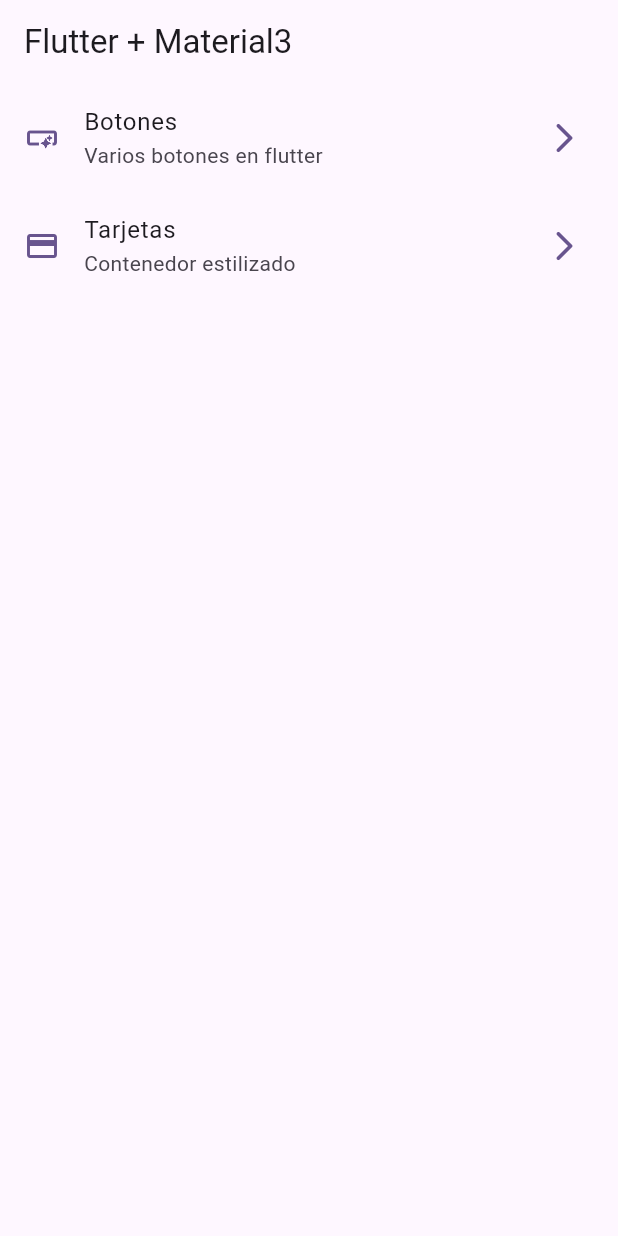
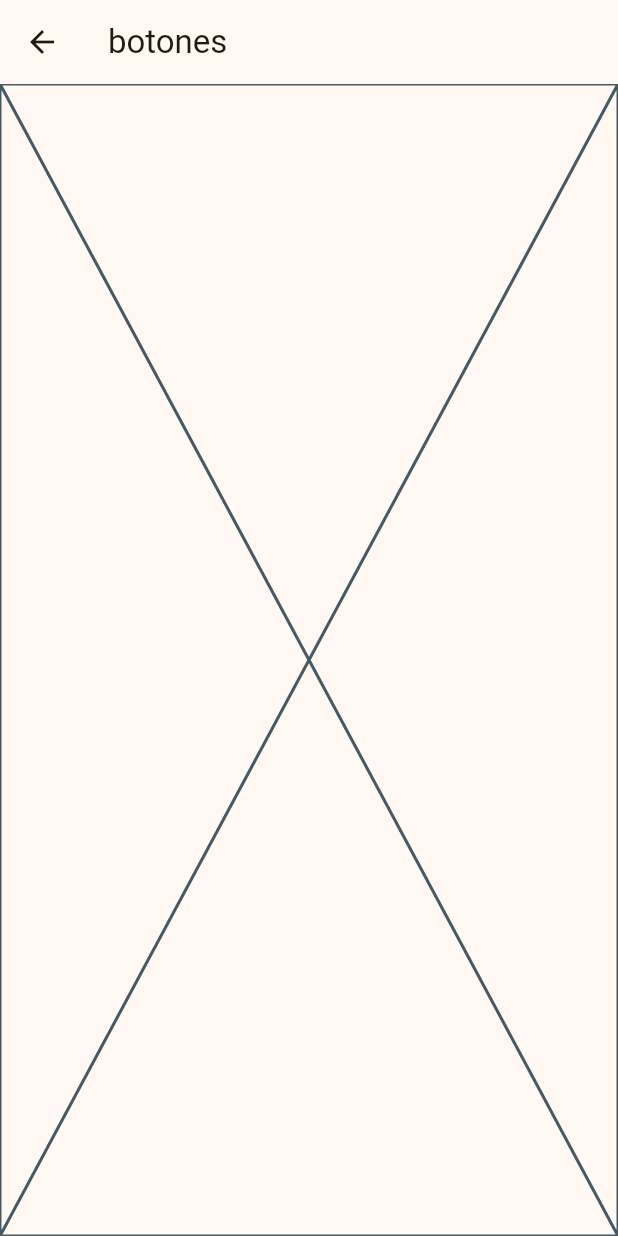
Before and after one commit to memo-hn/widgets_app, a Flutter app: the screen it shows after launch, after a tap on "Botones", on a phone screen of 412 x 824 dp. Run offline on Flutter 3.47's test engine with Material 2 defaults, Android fonts, the phone set to English and light mode, and no system bars.

Commit message:
Menu con navigator

```diff
--- a/lib/main.dart
+++ b/lib/main.dart
@@ -13,8 +13,7 @@ class MainApp extends StatelessWidget {
   Widget build(BuildContext context) {
     return MaterialApp(
       debugShowCheckedModeBanner: false,
-      theme: AppTheme(selectedColor: 5).getTheme(),
-
+      theme: AppTheme( selectedColor: 0 ).getTheme(),
       home: const HomeScreen(),
     );
   }
--- /dev/null
+++ b/lib/presentation/screens/buttons_screen.dart
@@ -0,0 +1,13 @@
+import 'package:flutter/material.dart';
+
+class ButtonsScreen extends StatelessWidget {
+  const ButtonsScreen({super.key});
+
+  @override
+  Widget build(BuildContext context) {
+    return Scaffold(
+      appBar: AppBar(title: const Text('botones'),),
+      body: const Placeholder(),
+    );
+  }
+}
--- a/lib/presentation/screens/home/home_screen.dart
+++ b/lib/presentation/screens/home/home_screen.dart
@@ -1,5 +1,6 @@
 import 'package:flutter/material.dart';
 import 'package:widgets_app/config/menu/menu_items.dart';
+import 'package:widgets_app/presentation/screens/buttons_screen.dart';
 
 class HomeScreen extends StatelessWidget {
   const HomeScreen({super.key});
@@ -8,7 +9,7 @@ class HomeScreen extends StatelessWidget {
   Widget build(BuildContext context) {
     return Scaffold(
       appBar: AppBar(
-        title: const Text('Flutter + Material3'),
+        title: const Text('Flutter + Material 3'),
 
       ),
       body: const _HomeView(),
@@ -48,11 +49,16 @@ class _CustomListTile extends StatelessWidget {
 
     return ListTile(
       trailing: Icon(Icons.arrow_forward_ios_rounded, color: colors.primary,),
-      leading: Icon(menuItem.icon, color: colors.primary,),
+      leading: Icon(menuItem.icon, color: colors.primary, size: 40,),
       title: Text(menuItem.title),
       subtitle: Text(menuItem.subtitle),
       onTap: () {
-        //TODO: navegar a otra pantalla
+
+      Navigator.of(context).push(
+        MaterialPageRoute(
+          builder: (context) => const ButtonsScreen(),
+        ),
+      );
        },
 
     );
```
Also changed, not shown: lib/presentation/screens/cards_screen.dart (added, +13 -0 lines).
